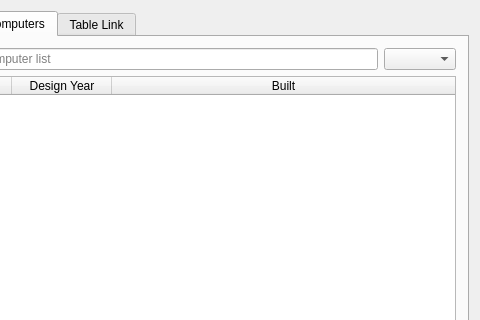
Qt form mainwindow.ui (marin16/Skil3) before a commit; both pictures show x 113 to 593 and y 0 to 320 of the 593 by 586 pixel window.
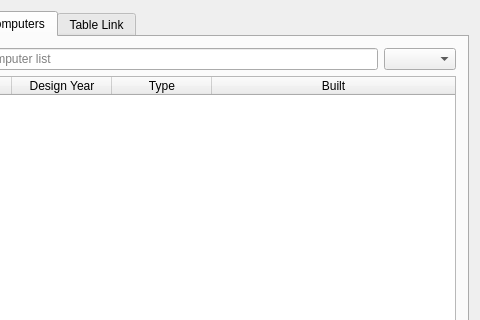
The same form after that commit. The open tabs and pages were chosen to show the change.

Diff of the .ui file:
```diff
--- a/mainwindow.ui
+++ b/mainwindow.ui
@@ -220,6 +220,11 @@
             <string>Design Year</string>
            </property>
           </column>
+          <column>
+           <property name="text">
+            <string>Type</string>
+           </property>
+          </column>
           <column>
            <property name="text">
             <string>Built</string>
```
Left out of the diff: 2 changed lines with no effect on the pictures.
